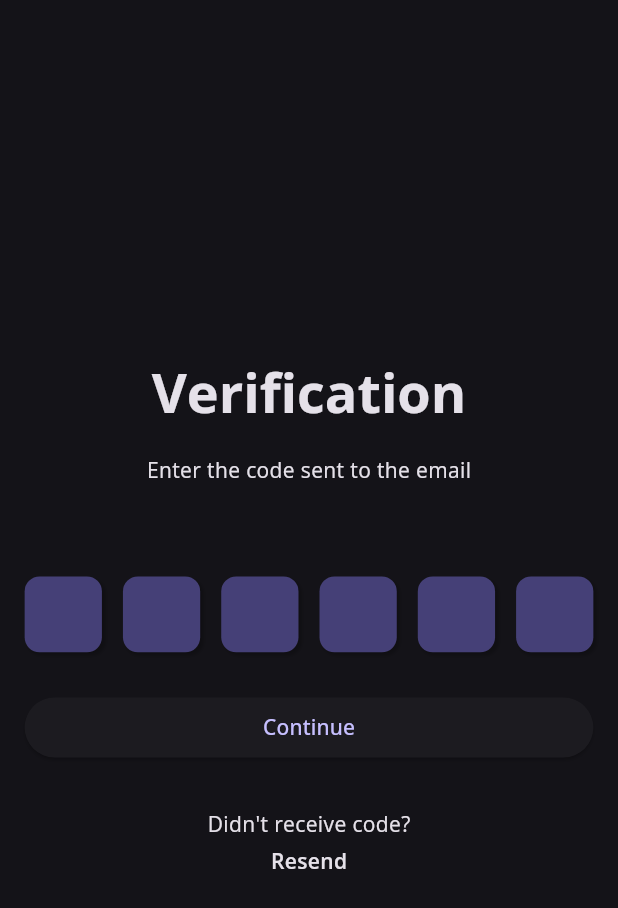
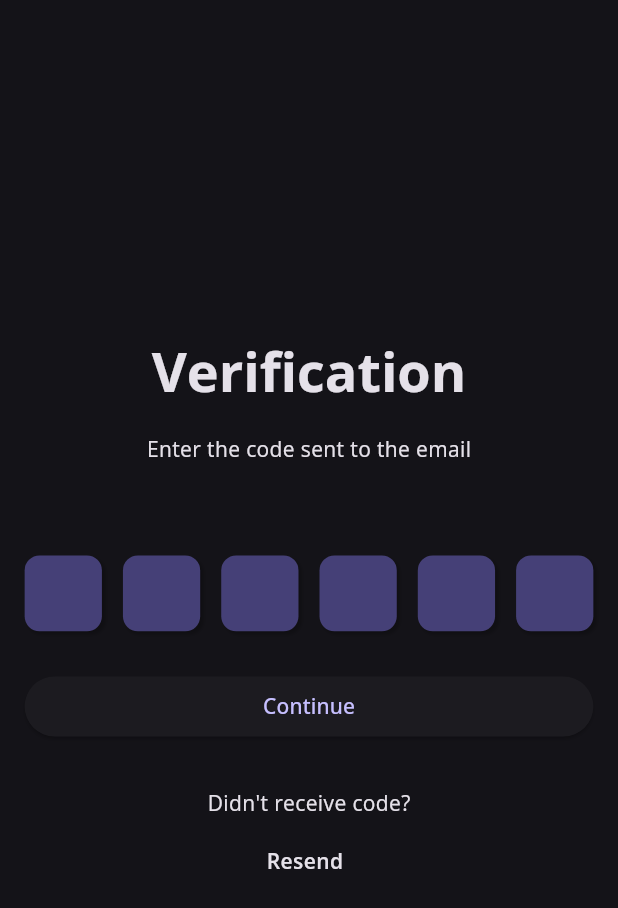
Before and after one commit to bus-livery/bus_livery_frontend, a Flutter app: the OtpScreen screen opened by its route, on a phone screen of 412 x 824 dp. Shown: the top 908 px of the screen. Run offline on Flutter 3.47's test engine with Material 3 defaults, Android fonts, the phone set to English and light mode, and no system bars; drawn by our look-alikes of pin_code_fields; our stand-ins replace auto_route, bloc, cached_network_image, dartz, dio, file_picker and 8 more; missing offline and left inert: jwt_decode, svg_flutter; accounts and stored records are empty.

Commit message:
resend button

```diff
--- a/lib/features/auth/application/auth_event.dart
+++ b/lib/features/auth/application/auth_event.dart
@@ -13,7 +13,8 @@ class AuthPassVisible extends AuthEvent {
 
 class AuthOtpGenerateApi extends AuthEvent {
   final String email;
-  AuthOtpGenerateApi({required this.email});
+  final bool isFromLoginScreen;
+  AuthOtpGenerateApi({required this.email, required this.isFromLoginScreen});
 }
 
 class AuthLoginApi extends AuthEvent {
--- a/lib/features/auth/application/auth_state.dart
+++ b/lib/features/auth/application/auth_state.dart
@@ -3,13 +3,13 @@ part of 'auth_bloc.dart';
 // State
 class AuthState {
   final bool showPassword;
-
+  final bool isFromLoginScreen;
   final ApiResponse<String> otpResponse;
   final ApiResponse<LoginResModel> loginResponse;
 
   AuthState({
     required this.showPassword,
-
+    required this.isFromLoginScreen,
     required this.otpResponse,
     required this.loginResponse,
   });
@@ -17,7 +17,7 @@ class AuthState {
   factory AuthState.initial() {
     return AuthState(
       showPassword: false,
-
+      isFromLoginScreen: false,
       otpResponse: ApiResponse<String>(),
       loginResponse: ApiResponse<LoginResModel>(),
     );
@@ -25,6 +25,7 @@ class AuthState {
 
   AuthState copyWith({
     bool? showPassword,
+    bool? isFromLoginScreen,
     TextEditingController? emailCtr,
     TextEditingController? otpCtr,
     ApiResponse<String>? otpResponse,
@@ -32,7 +33,7 @@ class AuthState {
   }) {
     return AuthState(
       showPassword: showPassword ?? this.showPassword,
-
+      isFromLoginScreen: isFromLoginScreen ?? this.isFromLoginScreen,
       otpResponse: otpResponse ?? this.otpResponse,
       loginResponse: loginResponse ?? this.loginResponse,
     );
--- a/lib/features/auth/view/otp_screen.dart
+++ b/lib/features/auth/view/otp_screen.dart
@@ -44,7 +44,7 @@ class OtpScreen extends StatelessWidget {
                 ).textTheme.bodyMedium?.copyWith(fontWeight: FontWeight.bold),
               ),
               AppSize.sizedBox6h,
-              // OTP FIELD
+              // OTP FIELD-----------------------------
               WWPinCodeTextField(
                 context: context,
 
@@ -58,21 +58,73 @@ class OtpScreen extends StatelessWidget {
                 onChanged: (x) {},
               ),
               AppSize.sizedBox2h,
-              // LOGIN BUTTON
+              // LOGIN BUTTON----------------------------
               _LoginButton(bloc: bloc),
               AppSize.sizedBox6h,
               const WwText(text: 'Didn\'t receive code?'),
               AppSize.sizedBox1h,
-              WwText(
-                text: 'Resend',
-                style: Theme.of(
-                  context,
-                ).textTheme.bodyMedium?.copyWith(fontWeight: FontWeight.w600),
-              ),
+              // RESEND BUTTON----------------------------
+              _ResendButton(),
             ],
           ),
         ),
       ),
+    );
+  }
+}
+
+class _ResendButton extends StatelessWidget {
+  const _ResendButton();
+
+  @override
+  Widget build(BuildContext context) {
+    return BlocConsumer<AuthBloc, AuthState>(
+      key: UniqueKey(),
+      buildWhen: (p, c) => p.otpResponse.status != c.otpResponse.status,
+      listenWhen: (p, c) => p.otpResponse.status != c.otpResponse.status,
+      listener: (context, state) {
+        if (state.otpResponse.status == ApiStatus.failure) {
+          errorResponsePop(context, state.otpResponse.errorMessage ?? '');
+        }
+        if (state.otpResponse.status == ApiStatus.success) {
+          successToast(state.otpResponse.apiData ?? '');
+        }
+      },
+      builder: (context, state) {
+        return Row(
+          mainAxisAlignment: MainAxisAlignment.center,
+          children: [
+            Flexible(
+              child: TextButton(
+                onPressed: () {
+                  final bloc = context.read<AuthBloc>();
+                  bloc.add(
+                    AuthOtpGenerateApi(
+                      isFromLoginScreen: false,
+                      email: bloc.emailCtr.text,
+                    ),
+                  );
+                },
+                child: WwText(
+                  text: 'Resend',
+                  style: Theme.of(
+                    context,
+                  ).textTheme.bodyMedium?.copyWith(fontWeight: FontWeight.w600),
+                ),
+              ),
+            ),
+
+            AppSize.sizedBox1w,
+            state.otpResponse.status != ApiStatus.loading
+                ? SizedBox()
+                : SizedBox(
+                  width: 20,
+                  height: 20,
+                  child: CircularProgressIndicator(),
+                ),
+          ],
+        );
+      },
     );
   }
 }
```
Also changed, not shown: lib/features/auth/application/auth_bloc.dart (+6 -1 lines), lib/features/auth/view/login_screen.dart (+12 -3 lines).
